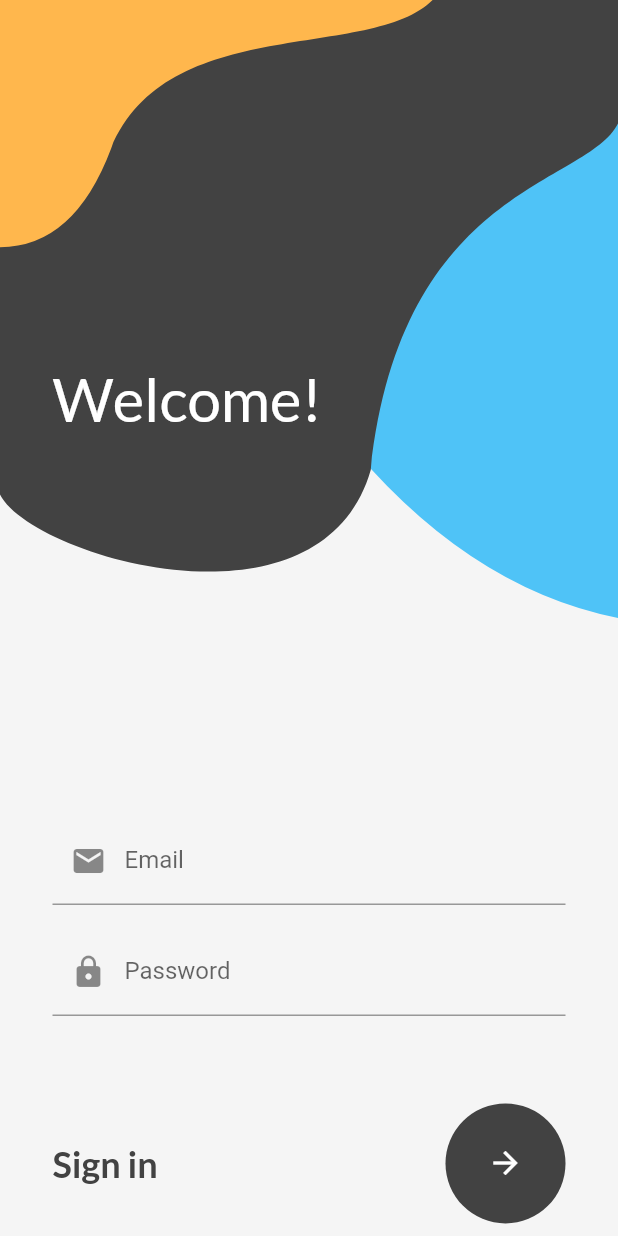
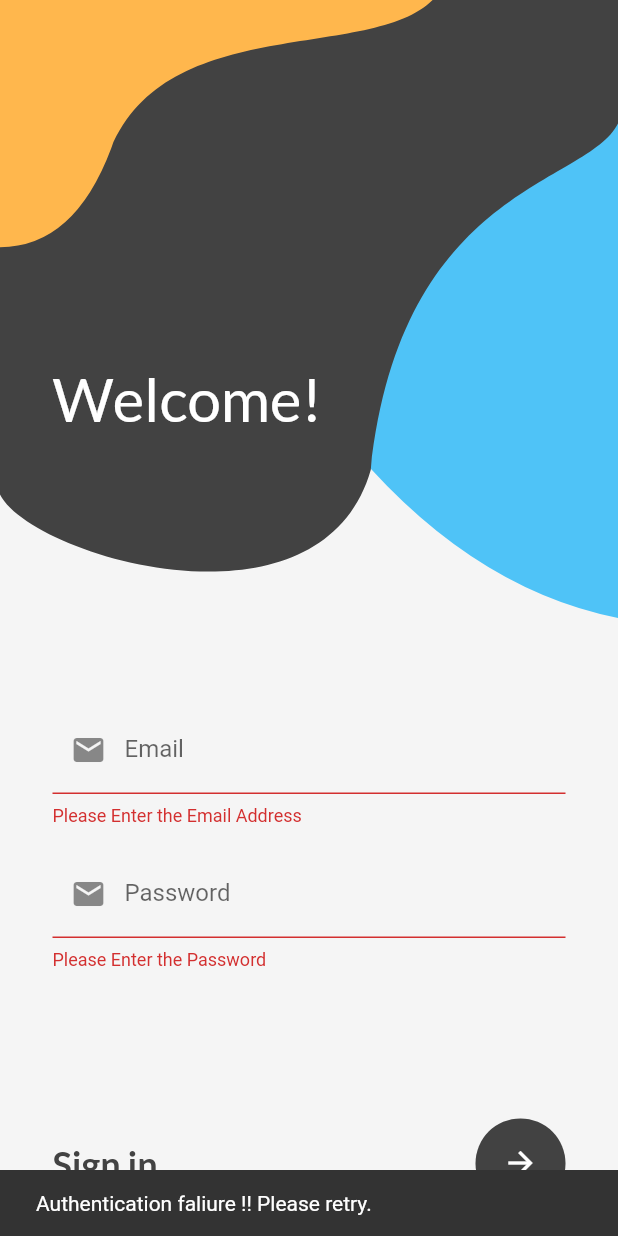
Before and after one commit to Codebugged-Research/Quizzer-App-Flutter, a Flutter app: the screen it shows after launch, after a tap on the "arrow forward" icon, on a phone screen of 412 x 824 dp. Run offline on Flutter 3.47's test engine with Material 2 defaults, Android fonts, the phone set to English and light mode, and no system bars; our stand-ins replace carousel_slider, google_fonts.

Commit message:
Login Page Done

```diff
--- a/lib/views/loginScreen.dart
+++ b/lib/views/loginScreen.dart
@@ -1,5 +1,8 @@
+import 'dart:convert';
+
 import 'package:flutter/material.dart';
 import 'package:quiz_app/components/backgroundPainter.dart';
+import 'package:quiz_app/views/landingScreen.dart';
 
 class LoginScreen extends StatefulWidget {
   @override
@@ -8,8 +11,44 @@ class LoginScreen extends StatefulWidget {
 
 class _LoginScreenState extends State<LoginScreen> {
   final GlobalKey<ScaffoldState> scaffkey = new GlobalKey<ScaffoldState>();
+  final formkey = new GlobalKey<FormState>();
+
   String password = '';
   String email = '';
+  bool isLoading = false;
+
+  checkFields() {
+    final form = formkey.currentState;
+    if (form.validate()) {
+      form.save();
+      return true;
+    }
+    setState(() {
+      isLoading = false;
+    });
+    return false;
+  }
+
+  auth() async {
+    setState(() {
+      isLoading = true;
+    });
+    if (checkFields()) {
+      var payload = json.encode({"email": email, "password": password});
+      print(payload);
+      Navigator.of(context)
+          .pushReplacement(MaterialPageRoute(builder: (context) {
+        return LandingScreen(selectedIndex: 0);
+      }));
+    } else {
+      scaffkey.currentState.showSnackBar(new SnackBar(
+        content: new Text("Authentication faliure !! Please retry."),
+      ));
+    }
+    setState(() {
+      isLoading = false;
+    });
+  }
 
   @override
   Widget build(BuildContext context) {
@@ -24,20 +63,40 @@ class _LoginScreenState extends State<LoginScreen> {
               child: Column(
                 children: <Widget>[
                   getHeader(context),
-                  inputWidget((value) {
-                    if (true) {
-                      email = value;
-                      print(email);
-                    } else {
-                      scaffkey.currentState.showSnackBar(new SnackBar(
-                        content: new Text("Please Enter a valid Email!!"),
-                      ));
-                    }
-                  }, (value) {
-                    password = value;
-                    print(password);
-                  }),
                   SizedBox(height: 50),
+                  Expanded(
+                    flex: 4,
+                    child: Form(
+                      key: formkey,
+                      child: Column(
+                        mainAxisAlignment: MainAxisAlignment.center,
+                        children: <Widget>[
+                          SizedBox(
+                            height: 50,
+                          ),
+                          inputWidget(
+                              'Please Enter the Email Address',
+                              TextInputType.emailAddress,
+                              Icons.email,
+                              false,
+                              'Email',
+                              'Email Address',
+                              (value) => email = value),
+                          SizedBox(
+                            height: 15,
+                          ),
+                          inputWidget(
+                              'Please Enter the Password',
+                              TextInputType.text,
+                              Icons.lock,
+                              true,
+                              'Password',
+                              'Password',
+                              (value) => password = value),
+                        ],
+                      ),
+                    ),
+                  ),
                   Expanded(
                     flex: 1,
                     child: Row(
@@ -54,13 +113,12 @@ class _LoginScreenState extends State<LoginScreen> {
                         ),
                         InkWell(
                           onTap: () {
-                            print("Email Ontap"+email);
-                            print("Pass Ontap"+password);
+                            auth();
                           },
                           splashColor: Colors.grey,
                           child: CircleAvatar(
                             backgroundColor: Colors.grey.shade800,
-                            radius: 40,
+                            radius: 30,
                             child: Icon(
                               Icons.arrow_forward,
                               color: Colors.white,
@@ -82,35 +140,15 @@ class _LoginScreenState extends State<LoginScreen> {
   }
 }
 
-Widget inputWidget(emailSubmitted, passSubmitted) {
-  return Expanded(
-    flex: 4,
-    child: Column(
-      mainAxisAlignment: MainAxisAlignment.end,
-      children: <Widget>[
-        SizedBox(
-          height: 15,
-        ),
-        TextField(
-            keyboardType: TextInputType.emailAddress,
-            decoration: InputDecoration(
-              prefixIcon: Icon(Icons.email),
-              labelText: 'Email',
-            ),
-            onSubmitted: emailSubmitted),
-        SizedBox(
-          height: 15,
-        ),
-        TextField(
-            keyboardType: TextInputType.text,
-            obscureText: true,
-            decoration: InputDecoration(
-              prefixIcon: Icon(Icons.lock),
-              labelText: 'Password',
-            ),
-            onSubmitted: passSubmitted),
-      ],
-    ),
+Widget inputWidget(String validation, TextInputType type, IconData icon, bool,
+    String label, String hint, save) {
+  return new TextFormField(
+    keyboardType: type,
+    decoration: InputDecoration(
+        hintText: hint, labelText: label, prefixIcon: Icon(Icons.email)),
+    obscureText: bool,
+    validator: (value) => value.isEmpty ? validation : null,
+    onSaved: save,
   );
 }
 
@@ -127,41 +165,3 @@ Widget getHeader(context) {
     ),
   );
 }
-
-// showDialog(
-//     context: context,
-//     barrierDismissible: false,
-//     builder: (_) => AlertDialog(
-//           shape: RoundedRectangleBorder(
-//               borderRadius:
-//                   BorderRadius.circular(12.0)),
-//           title: Text('Please Enter the OTP'),
-//           content: TextField(
-//             keyboardType: TextInputType.number,
-//             decoration:
-//                 InputDecoration(labelText: 'OTP'),
-//             onChanged: (value) {
-//               otp = value;
-//             },
-//           ),
-//           actions: [
-//             TextButton(
-//               onPressed: () {
-//                 print(otp);
-//                 Navigator.of(context).push(
-//                     MaterialPageRoute(
-//                         builder: (context) {
-//                   return LandingScreen(
-//                       selectedIndex: 0);
-//                 }));
-//               },
-//               child: Text('Verify'),
-//             ),
-//             TextButton(
-//               onPressed: () {
-//                 Navigator.of(context).pop();
-//               },
-//               child: Text('Cancel'),
-//             )
-//           ],
-//         ));
```
